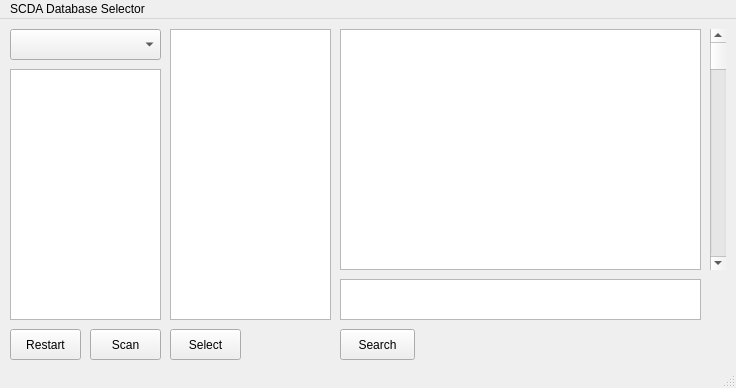
The window that GUItest/mainwindow.ui (JBs197/GUI) describes before a commit, drawn with Qt 5.
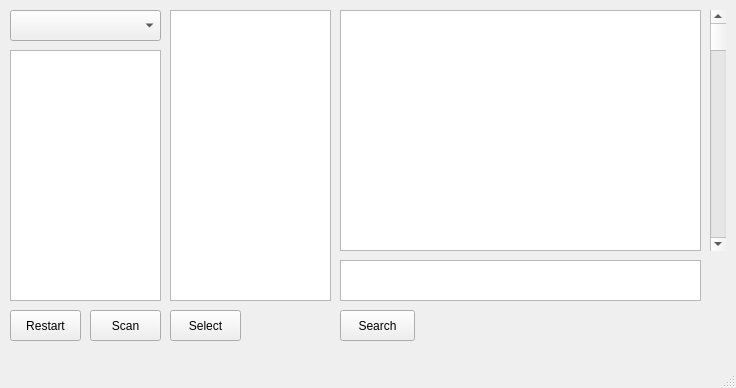
The same window after the commit.

```diff
--- a/GUItest/mainwindow.ui
+++ b/GUItest/mainwindow.ui
@@ -139,12 +139,6 @@
      <height>21</height>
     </rect>
    </property>
-   <widget class="QMenu" name="menuSCDA_Database_Selector">
-    <property name="title">
-     <string>SCDA Database Selector</string>
-    </property>
-   </widget>
-   <addaction name="menuSCDA_Database_Selector"/>
   </widget>
   <widget class="QStatusBar" name="statusbar"/>
  </widget>
```
